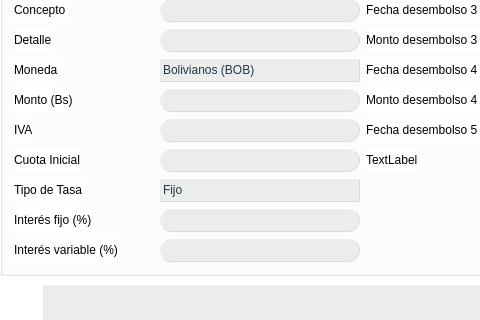
The window that Finanzas/PlanDePagos.ui (altitude-solutions/Finanzas) describes before a commit, drawn with Qt 5; both pictures show x 0 to 480 and y 243 to 563 of the 1284 by 875 pixel window.
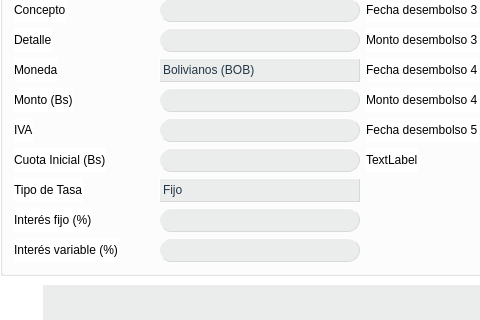
The same window after the commit. Icons and pictures are not drawn.

What changed in the file:
```diff
--- a/Finanzas/PlanDePagos.ui
+++ b/Finanzas/PlanDePagos.ui
@@ -706,7 +706,7 @@
           <item row="12" column="0">
            <widget class="QLabel" name="label_11">
             <property name="text">
-             <string>Cuota Inicial</string>
+             <string>Cuota Inicial (Bs)</string>
             </property>
             <property name="buddy">
              <cstring>cuotaInicial</cstring>
```
Left out of the diff: 6 changed lines with no effect on the pictures.
